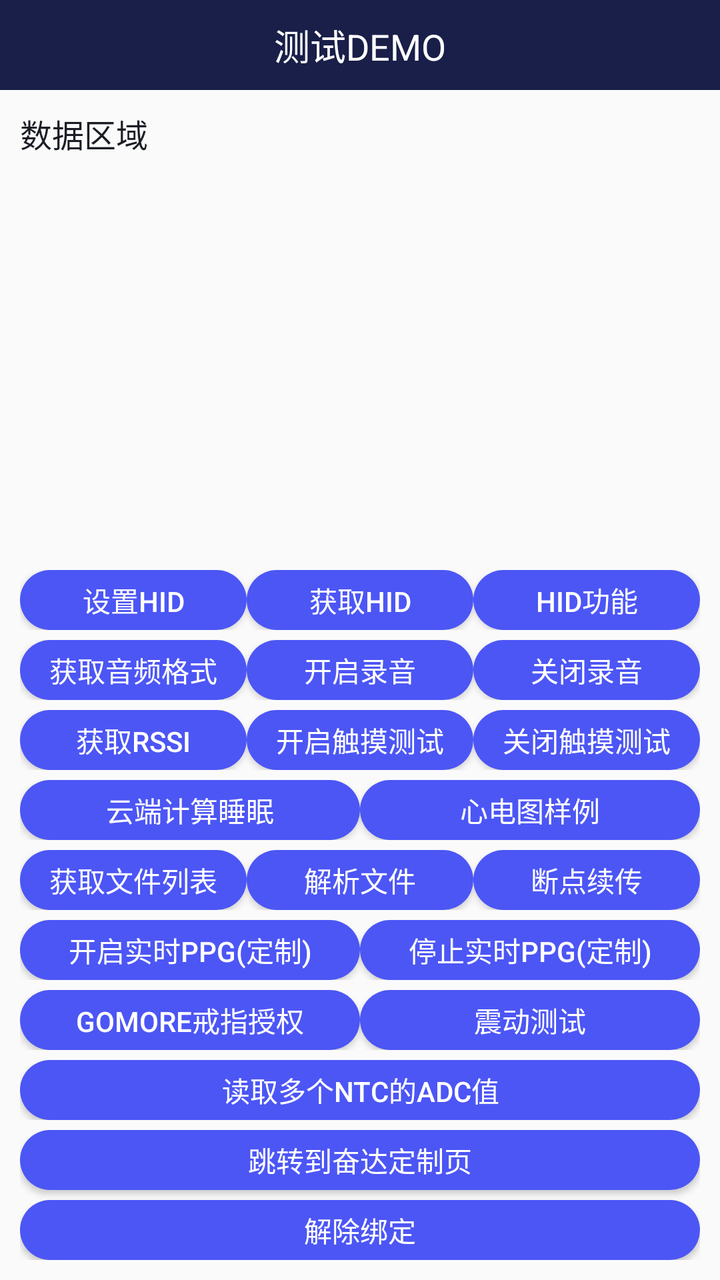
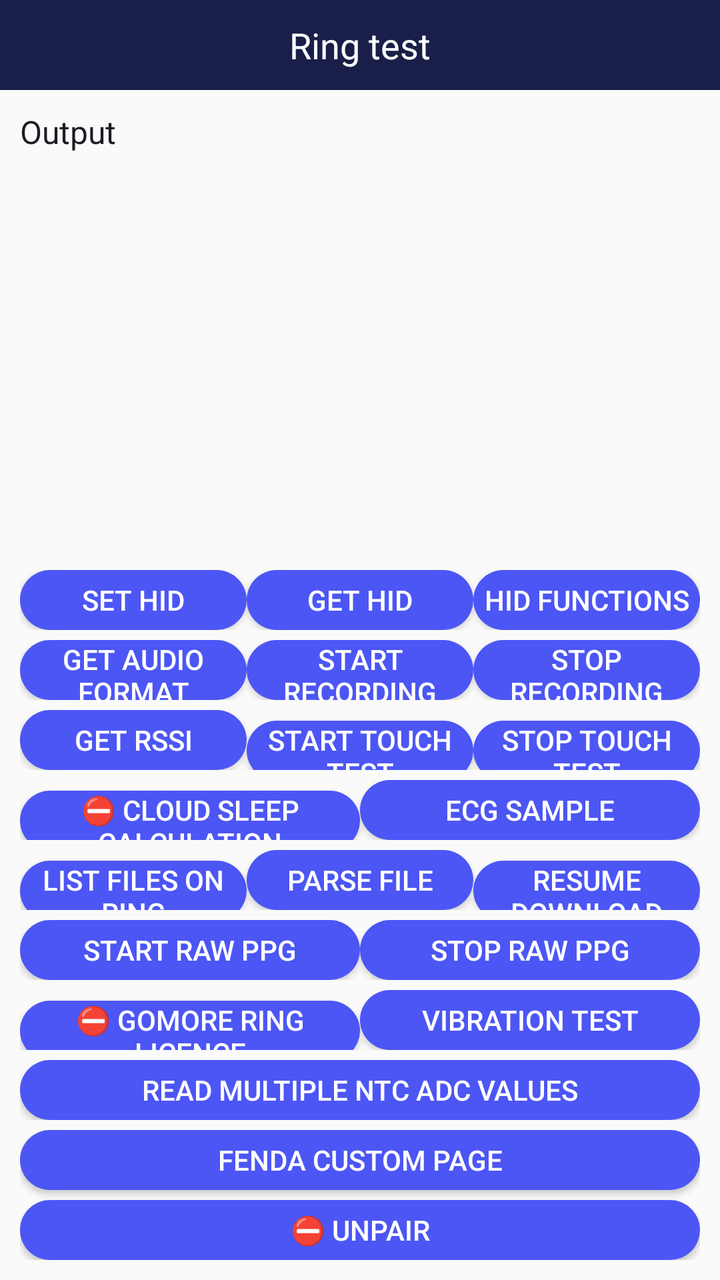

Screens rendered from an Android XML layout before and after an edit, with the pre-edit source and the edit as a unified diff.
<!-- AndroidManifest.xml: application theme AppTheme -->
<!-- res/layout/activity_test2.xml -->
<?xml version="1.0" encoding="utf-8"?>
<LinearLayout
    xmlns:android="http://schemas.android.com/apk/res/android"
    xmlns:tools="http://schemas.android.com/tools"
    android:layout_width="match_parent"
    android:layout_height="match_parent"
    android:orientation="vertical"
    android:fitsSystemWindows="true"
    tools:context=".activity.TestActivity2">
    <RelativeLayout
        android:layout_width="match_parent"
        android:layout_height="45dp"
        android:background="@color/colorPrimary">
        <TextView
            android:layout_width="wrap_content"
            android:layout_height="wrap_content"
            android:text="测试DEMO"
            android:textSize="18sp"
            android:layout_centerInParent="true"
            android:textColor="@color/white"/>
    </RelativeLayout>
    <TextView
        android:id="@+id/tv_result2"
        android:layout_width="match_parent"
        android:layout_height="0dp"
        android:layout_weight="1"
        android:text="数据区域"
        android:scrollbars="vertical"
        android:padding="10dp"
        android:lineSpacingExtra="5dp"
        android:textSize="16sp"
        android:textColor="@color/colorPrimaryDark"/>
    <LinearLayout
        android:layout_width="match_parent"
        android:layout_height="wrap_content"
        android:padding="10dp"
        android:orientation="vertical">
        <LinearLayout
            android:layout_width="match_parent"
            android:layout_height="30dp"
            android:layout_marginTop="5dp"
            android:orientation="horizontal">
            <Button
                android:id="@+id/bt_set_HID"
                android:layout_width="0dp"
                android:layout_weight="1"
                android:layout_height="wrap_content"
                android:text="设置HID"
                android:textSize="14sp"
                android:textColor="@color/white"
                android:background="@drawable/button_bg_state"/>
            <Button
                android:id="@+id/bt_get_HID"
                android:layout_width="0dp"
                android:layout_weight="1"
                android:layout_height="wrap_content"
                android:text="获取HID"
                android:textSize="14sp"
                android:textColor="@color/white"
                android:background="@drawable/button_bg_state"/>
            <Button
                android:id="@+id/bt_get_HID_code"
                android:layout_width="0dp"
                android:layout_weight="1"
                android:layout_height="wrap_content"
                android:text="HID功能"
                android:textSize="14sp"
                android:textColor="@color/white"
                android:background="@drawable/button_bg_state"/>
        </LinearLayout>



        <LinearLayout
            android:layout_width="match_parent"
            android:layout_height="30dp"
            android:layout_marginTop="5dp"
            android:orientation="horizontal">
            <Button
                android:id="@+id/bt_get_audio_type"
                android:layout_width="0dp"
                android:layout_weight="1"
                android:layout_height="wrap_content"
                android:text="获取音频格式"
                android:textSize="14sp"
                android:textColor="@color/white"
                android:background="@drawable/button_bg_state"/>
            <Button
                android:id="@+id/bt_set_audio_type"
                android:layout_width="0dp"
                android:layout_weight="1"
                android:layout_height="wrap_content"
                android:text="开启录音"
                android:textSize="14sp"
                android:textColor="@color/white"
                android:background="@drawable/button_bg_state"/>
            <Button
                android:id="@+id/bt_stop_audio"
                android:layout_width="0dp"
                android:layout_weight="1"
                android:layout_height="wrap_content"
                android:text="关闭录音"
                android:textSize="14sp"
                android:textColor="@color/white"
                android:background="@drawable/button_bg_state"/>
        </LinearLayout>
        <LinearLayout
            android:layout_width="match_parent"
            android:layout_height="30dp"
            android:layout_marginTop="5dp"
            android:orientation="horizontal">
            <Button
                android:id="@+id/bt_get_rssi"
                android:layout_width="0dp"
                android:layout_weight="1"
                android:layout_height="wrap_content"
                android:text="获取RSSI"
                android:textSize="14sp"
                android:textColor="@color/white"
                android:background="@drawable/button_bg_state"/>
            <Button
                android:id="@+id/btn_touch_test_open"
                android:layout_width="0dp"
                android:layout_weight="1"
                android:layout_height="wrap_content"
                android:text="开启触摸测试"
                android:textSize="14sp"
                android:textColor="@color/white"
                android:background="@drawable/button_bg_state"/>
            <Button
                android:id="@+id/btn_touch_test_close"
                android:layout_width="0dp"
                android:layout_weight="1"
                android:layout_height="wrap_content"
                android:text="关闭触摸测试"
                android:textSize="14sp"
                android:textColor="@color/white"
                android:background="@drawable/button_bg_state"/>
        </LinearLayout>

        <LinearLayout
            android:layout_width="match_parent"
            android:layout_height="30dp"
            android:layout_marginTop="5dp"
            android:orientation="horizontal">
            <Button
                android:id="@+id/bt_sleep_sevice"
                android:layout_width="0dp"
                android:layout_weight="1"
                android:layout_height="wrap_content"
                android:text="云端计算睡眠"
                android:textSize="14sp"
                android:textColor="@color/white"
                android:background="@drawable/button_bg_state"/>
            <Button
                android:id="@+id/bt_ecg_demo"
                android:layout_width="0dp"
                android:layout_weight="1"
                android:layout_height="wrap_content"
                android:text="心电图样例"
                android:textSize="14sp"
                android:textColor="@color/white"
                android:background="@drawable/button_bg_state"/>
        </LinearLayout>

        <LinearLayout
            android:layout_width="match_parent"
            android:layout_height="30dp"
            android:layout_marginTop="5dp"
            android:orientation="horizontal">
            <Button
                android:id="@+id/bt_file_list"
                android:layout_width="0dp"
                android:layout_weight="1"
                android:layout_height="wrap_content"
                android:text="获取文件列表"
                android:textSize="14sp"
                android:textColor="@color/white"
                android:background="@drawable/button_bg_state"/>
            <Button
                android:id="@+id/bt_file_content"
                android:layout_width="0dp"
                android:layout_weight="1"
                android:layout_height="wrap_content"
                android:text="解析文件"
                android:textSize="14sp"
                android:textColor="@color/white"
                android:background="@drawable/button_bg_state"/>
            <Button
                android:id="@+id/bt_resume_breakpoint"
                android:layout_width="0dp"
                android:layout_weight="1"
                android:layout_height="wrap_content"
                android:text="断点续传"
                android:textSize="14sp"
                android:textColor="@color/white"
                android:background="@drawable/button_bg_state"/>
        </LinearLayout>
        <LinearLayout
            android:layout_width="match_parent"
            android:layout_height="30dp"
            android:layout_marginTop="5dp"
            android:orientation="horizontal">
            <Button
                android:id="@+id/bt_star_ppg"
                android:layout_width="0dp"
                android:layout_weight="1"
                android:layout_height="wrap_content"
                android:text="开启实时ppg(定制)"
                android:textSize="14sp"
                android:textColor="@color/white"
                android:background="@drawable/button_bg_state"/>
            <Button
                android:id="@+id/bt_stop_ppg"
                android:layout_width="0dp"
                android:layout_weight="1"
                android:layout_height="wrap_content"
                android:text="停止实时ppg(定制)"
                android:textSize="14sp"
                android:textColor="@color/white"
                android:background="@drawable/button_bg_state"/>

        </LinearLayout>
        <LinearLayout
            android:layout_width="match_parent"
            android:layout_height="30dp"
            android:layout_marginTop="5dp"
            android:orientation="horizontal">
            <Button
                android:id="@+id/bt_testGomore"
                android:layout_width="0dp"
                android:layout_weight="1"
                android:layout_height="wrap_content"
                android:text="Gomore戒指授权"
                android:textSize="14sp"
                android:textColor="@color/white"
                android:background="@drawable/button_bg_state"/>
            <Button
                android:id="@+id/bt_test_vibration"
                android:layout_width="0dp"
                android:layout_weight="1"
                android:layout_height="wrap_content"
                android:text="震动测试"
                android:textSize="14sp"
                android:textColor="@color/white"
                android:background="@drawable/button_bg_state"/>

        </LinearLayout>


        <LinearLayout
            android:layout_width="match_parent"
            android:layout_height="30dp"
            android:layout_marginTop="5dp"
            android:orientation="horizontal">
            <Button
                android:id="@+id/bt_get_ntc_adc"
                android:layout_width="0dp"
                android:layout_weight="1"
                android:layout_height="wrap_content"
                android:text="读取多个NTC的ADC值"
                android:textSize="14sp"
                android:textColor="@color/white"
                android:background="@drawable/button_bg_state"/>
        </LinearLayout>


        <Button
            android:id="@+id/bt_test2"
            android:layout_width="match_parent"
            android:layout_marginTop="5dp"
            android:layout_height="30dp"
            android:text="跳转到奋达定制页"
            android:textSize="14sp"
            android:textColor="@color/white"
            android:background="@drawable/button_bg_state"/>
        <Button
            android:id="@+id/bt_unpair"
            android:layout_width="match_parent"
            android:layout_marginTop="5dp"
            android:layout_height="30dp"
            android:text="解除绑定"
            android:textSize="14sp"
            android:textColor="@color/white"
            android:background="@drawable/button_bg_state"/>
    </LinearLayout>

</LinearLayout>
<!-- resources referenced by this layout -->
<resources>
  <color name="colorPrimary">#191F48</color>
  <color name="colorPrimaryDark">#1B1D25</color>
  <color name="white">#ffffff</color>
  <!-- drawable button_bg_state (drawable) -->
  <?xml version="1.0" encoding="utf-8"?>
  <selector xmlns:android="http://schemas.android.com/apk/res/android">
      <item android:state_pressed="false">
          <shape xmlns:android="http://schemas.android.com/apk/res/android">
              <corners android:radius="20dp" />
  
              <solid android:color="@color/lan_se" />
          </shape>
      </item>
      <item android:state_pressed="false">
          <shape xmlns:android="http://schemas.android.com/apk/res/android">
              <corners android:radius="20dp" />
  
              <solid android:color="@color/lan_se" />
          </shape>
      </item>
      <item android:state_pressed="true">
          <shape xmlns:android="http://schemas.android.com/apk/res/android">
              <corners android:radius="20dp" />
  
              <solid android:color="@color/lan_se_press" />
          </shape>
      </item>
  
  </selector>
  <style name="AppTheme" parent="Theme.AppCompat.Light.NoActionBar">
          
          <item name="colorPrimary">@color/colorPrimary</item>
          <item name="colorPrimaryDark">@color/colorPrimary</item>
          <item name="colorAccent">@color/colorAccent</item>
  
  
      </style>
  <color name="lan_se">#4C56F5</color>
  <color name="lan_se_press">#554C56F5</color>
  <color name="colorAccent">#03DAC5</color>
</resources>

<!-- the commit's change to res/layout/activity_test2.xml (unified diff, before → after) -->
@@ -14,7 +14,7 @@
         <TextView
             android:layout_width="wrap_content"
             android:layout_height="wrap_content"
-            android:text="测试DEMO"
+            android:text="Ring test"
             android:textSize="18sp"
             android:layout_centerInParent="true"
             android:textColor="@color/white"/>
@@ -24,7 +24,7 @@
         android:layout_width="match_parent"
         android:layout_height="0dp"
         android:layout_weight="1"
-        android:text="数据区域"
+        android:text="Output"
         android:scrollbars="vertical"
         android:padding="10dp"
         android:lineSpacingExtra="5dp"
@@ -45,7 +45,7 @@
                 android:layout_width="0dp"
                 android:layout_weight="1"
                 android:layout_height="wrap_content"
-                android:text="设置HID"
+                android:text="Set HID"
                 android:textSize="14sp"
                 android:textColor="@color/white"
                 android:background="@drawable/button_bg_state"/>
@@ -54,7 +54,7 @@
                 android:layout_width="0dp"
                 android:layout_weight="1"
                 android:layout_height="wrap_content"
-                android:text="获取HID"
+                android:text="Get HID"
                 android:textSize="14sp"
                 android:textColor="@color/white"
                 android:background="@drawable/button_bg_state"/>
@@ -63,7 +63,7 @@
                 android:layout_width="0dp"
                 android:layout_weight="1"
                 android:layout_height="wrap_content"
-                android:text="HID功能"
+                android:text="HID functions"
                 android:textSize="14sp"
                 android:textColor="@color/white"
                 android:background="@drawable/button_bg_state"/>
@@ -81,7 +81,7 @@
                 android:layout_width="0dp"
                 android:layout_weight="1"
                 android:layout_height="wrap_content"
-                android:text="获取音频格式"
+                android:text="Get audio format"
                 android:textSize="14sp"
                 android:textColor="@color/white"
                 android:background="@drawable/button_bg_state"/>
@@ -90,7 +90,7 @@
                 android:layout_width="0dp"
                 android:layout_weight="1"
                 android:layout_height="wrap_content"
-                android:text="开启录音"
+                android:text="Start recording"
                 android:textSize="14sp"
                 android:textColor="@color/white"
                 android:background="@drawable/button_bg_state"/>
@@ -99,7 +99,7 @@
                 android:layout_width="0dp"
                 android:layout_weight="1"
                 android:layout_height="wrap_content"
-                android:text="关闭录音"
+                android:text="Stop recording"
                 android:textSize="14sp"
                 android:textColor="@color/white"
                 android:background="@drawable/button_bg_state"/>
@@ -114,7 +114,7 @@
                 android:layout_width="0dp"
                 android:layout_weight="1"
                 android:layout_height="wrap_content"
-                android:text="获取RSSI"
+                android:text="Get RSSI"
                 android:textSize="14sp"
                 android:textColor="@color/white"
                 android:background="@drawable/button_bg_state"/>
@@ -123,7 +123,7 @@
                 android:layout_width="0dp"
                 android:layout_weight="1"
                 android:layout_height="wrap_content"
-                android:text="开启触摸测试"
+                android:text="Start touch test"
                 android:textSize="14sp"
                 android:textColor="@color/white"
                 android:background="@drawable/button_bg_state"/>
@@ -132,7 +132,7 @@
                 android:layout_width="0dp"
                 android:layout_weight="1"
                 android:layout_height="wrap_content"
-                android:text="关闭触摸测试"
+                android:text="Stop touch test"
                 android:textSize="14sp"
                 android:textColor="@color/white"
                 android:background="@drawable/button_bg_state"/>
@@ -148,7 +148,7 @@
                 android:layout_width="0dp"
                 android:layout_weight="1"
                 android:layout_height="wrap_content"
-                android:text="云端计算睡眠"
+                android:text="⛔ Cloud sleep calculation"
                 android:textSize="14sp"
                 android:textColor="@color/white"
                 android:background="@drawable/button_bg_state"/>
@@ -157,7 +157,7 @@
                 android:layout_width="0dp"
                 android:layout_weight="1"
                 android:layout_height="wrap_content"
-                android:text="心电图样例"
+                android:text="ECG sample"
                 android:textSize="14sp"
                 android:textColor="@color/white"
                 android:background="@drawable/button_bg_state"/>
@@ -173,7 +173,7 @@
                 android:layout_width="0dp"
                 android:layout_weight="1"
                 android:layout_height="wrap_content"
-                android:text="获取文件列表"
+                android:text="List files on ring"
                 android:textSize="14sp"
                 android:textColor="@color/white"
                 android:background="@drawable/button_bg_state"/>
@@ -182,7 +182,7 @@
                 android:layout_width="0dp"
                 android:layout_weight="1"
                 android:layout_height="wrap_content"
-                android:text="解析文件"
+                android:text="Parse file"
                 android:textSize="14sp"
                 android:textColor="@color/white"
                 android:background="@drawable/button_bg_state"/>
@@ -191,7 +191,7 @@
                 android:layout_width="0dp"
                 android:layout_weight="1"
                 android:layout_height="wrap_content"
-                android:text="断点续传"
+                android:text="Resume download"
                 android:textSize="14sp"
                 android:textColor="@color/white"
                 android:background="@drawable/button_bg_state"/>
@@ -206,7 +206,7 @@
                 android:layout_width="0dp"
                 android:layout_weight="1"
                 android:layout_height="wrap_content"
-                android:text="开启实时ppg(定制)"
+                android:text="Start raw PPG"
                 android:textSize="14sp"
                 android:textColor="@color/white"
                 android:background="@drawable/button_bg_state"/>
@@ -215,7 +215,7 @@
                 android:layout_width="0dp"
                 android:layout_weight="1"
                 android:layout_height="wrap_content"
-                android:text="停止实时ppg(定制)"
+                android:text="Stop raw PPG"
                 android:textSize="14sp"
                 android:textColor="@color/white"
                 android:background="@drawable/button_bg_state"/>
@@ -231,7 +231,7 @@
                 android:layout_width="0dp"
                 android:layout_weight="1"
                 android:layout_height="wrap_content"
-                android:text="Gomore戒指授权"
+                android:text="⛔ GoMore ring licence"
                 android:textSize="14sp"
                 android:textColor="@color/white"
                 android:background="@drawable/button_bg_state"/>
@@ -240,7 +240,7 @@
                 android:layout_width="0dp"
                 android:layout_weight="1"
                 android:layout_height="wrap_content"
-                android:text="震动测试"
+                android:text="Vibration test"
                 android:textSize="14sp"
                 android:textColor="@color/white"
                 android:background="@drawable/button_bg_state"/>
@@ -258,7 +258,7 @@
                 android:layout_width="0dp"
                 android:layout_weight="1"
                 android:layout_height="wrap_content"
-                android:text="读取多个NTC的ADC值"
+                android:text="Read multiple NTC ADC values"
                 android:textSize="14sp"
                 android:textColor="@color/white"
                 android:background="@drawable/button_bg_state"/>
@@ -270,7 +270,7 @@
             android:layout_width="match_parent"
             android:layout_marginTop="5dp"
             android:layout_height="30dp"
-            android:text="跳转到奋达定制页"
+            android:text="Fenda custom page"
             android:textSize="14sp"
             android:textColor="@color/white"
             android:background="@drawable/button_bg_state"/>
@@ -279,7 +279,7 @@
             android:layout_width="match_parent"
             android:layout_marginTop="5dp"
             android:layout_height="30dp"
-            android:text="解除绑定"
+            android:text="⛔ Unpair"
             android:textSize="14sp"
             android:textColor="@color/white"
             android:background="@drawable/button_bg_state"/>
